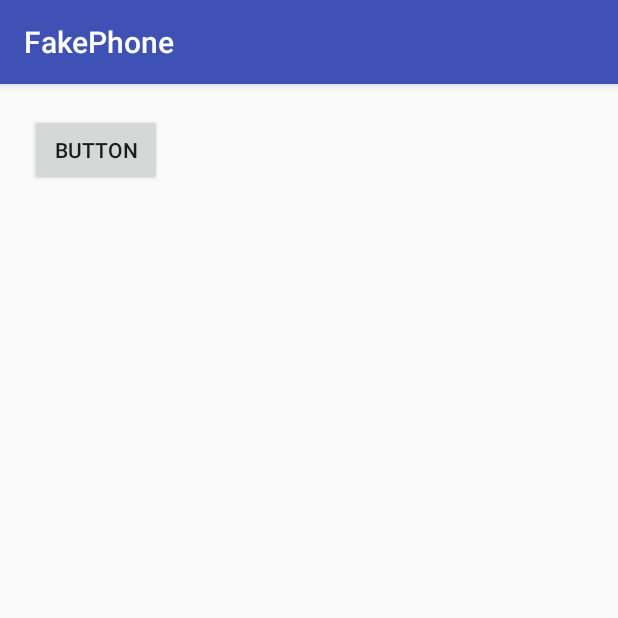
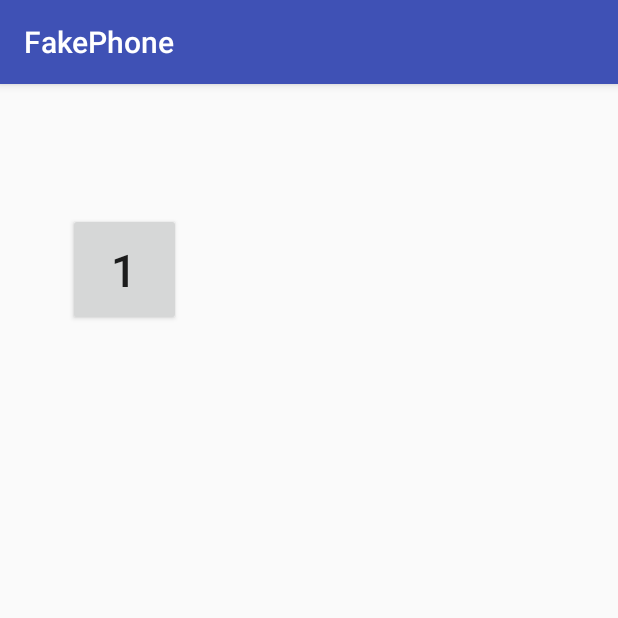
Before and after one commit to martadell/FakePhone, an Android app: the screen it shows after launch (FakePhoneActivity), on a phone screen of 412 x 824 dp, the top half of it. Run offline under Robolectric (Android 15) with nearby library versions, the phone set to English and light mode, and no system bars.

```diff
--- a/app/src/main/java/edu/upc/eseiaat/pma/fakephone/FakePhoneActivity.java
+++ b/app/src/main/java/edu/upc/eseiaat/pma/fakephone/FakePhoneActivity.java
@@ -5,17 +5,33 @@ import android.os.Bundle;
 import android.util.Log;
 import android.view.View;
 import android.widget.Button;
+import android.widget.TextView;
 
 public class FakePhoneActivity extends AppCompatActivity {
+
+    TextView txt_numbers;
+    private String n;
 
     @Override
     protected void onCreate(Bundle savedInstanceState) {
         super.onCreate(savedInstanceState);
         setContentView(R.layout.activity_fake_phone);
+
+    txt_numbers = (TextView) findViewById(R.id.txt_numbers);}
+
+    public void clicnum (View v) {
+        Button btn = (Button) v;
+        String number = btn.getText().toString();
+        txt_numbers.setText(number);
+
     }
 
-    public void clicat (View v) {
+    /*public void clicat (View v) {
         Button boto = (Button) v;
         Log.i("click", "Has clicat el botó!");
-    }
+    }*/
+
+/*
+String n = "";
+    n = number + n;*/
 }
--- a/app/src/main/res/layout/activity_fake_phone.xml
+++ b/app/src/main/res/layout/activity_fake_phone.xml
@@ -8,12 +8,30 @@
     tools:context="edu.upc.eseiaat.pma.fakephone.FakePhoneActivity">
 
     <Button
-        android:id="@+id/button"
+        android:id="@+id/btn_1"
+        android:layout_width="75dp"
+        android:layout_height="75dp"
+        android:layout_alignParentLeft="true"
+        android:layout_alignParentStart="true"
+        android:layout_below="@+id/txt_numbers"
+        android:layout_marginLeft="25dp"
+        android:layout_marginStart="25dp"
+        android:layout_marginTop="25dp"
+        android:onClick="clicnum"
+        android:text="1"
+        android:textSize="30sp" />
+
+
+    <TextView
+        android:id="@+id/txt_numbers"
         android:layout_width="wrap_content"
         android:layout_height="wrap_content"
+        android:layout_alignParentEnd="true"
         android:layout_alignParentLeft="true"
+        android:layout_alignParentRight="true"
         android:layout_alignParentStart="true"
         android:layout_alignParentTop="true"
-        android:onClick="clicat"
-        android:text="Button" />
+        android:textSize="30sp" />
+
+
 </RelativeLayout>
--- a/app/src/main/res/values/strings.xml
+++ b/app/src/main/res/values/strings.xml
@@ -1,3 +1,4 @@
 <resources>
-    <string name="app_name">FakePhone</string>
+    <string name="app_name" translatable="false">FakePhone</string>
+    <string name="call">Call</string>
 </resources>
```
